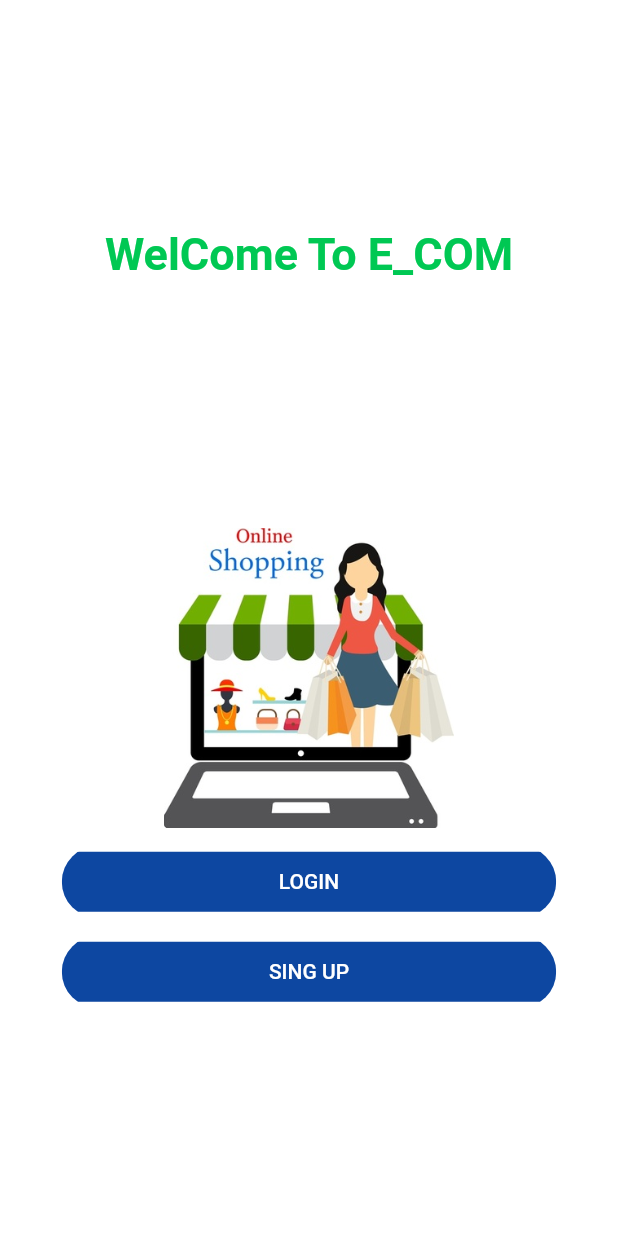
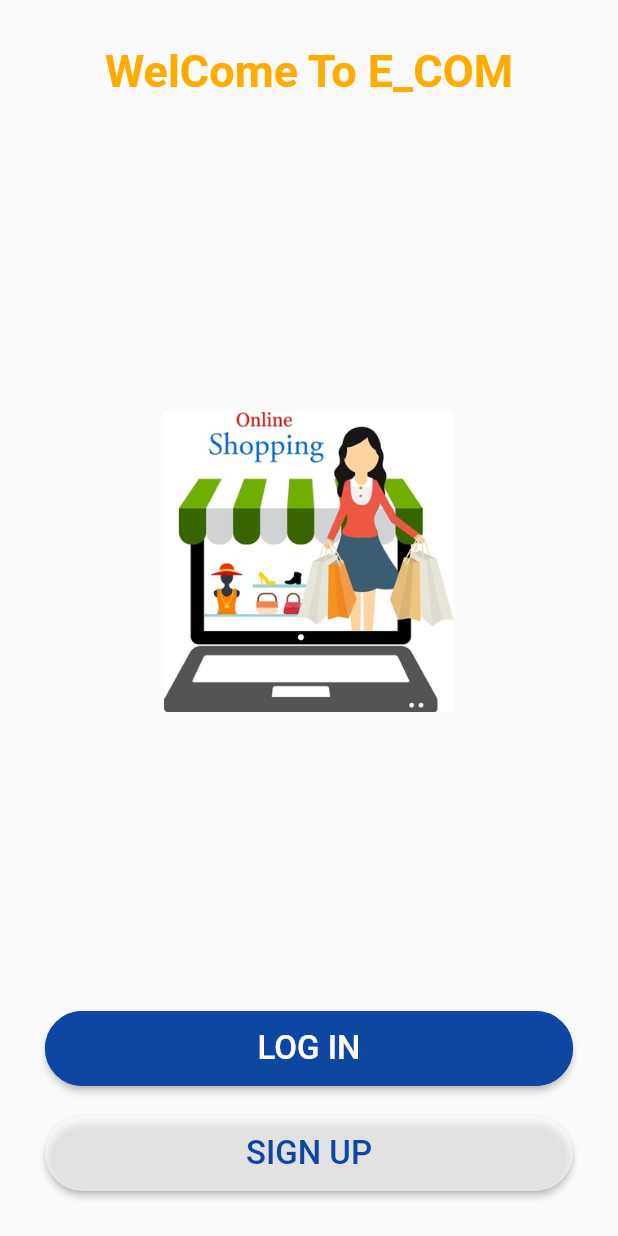
Before and after one commit to AbuNiaz/E_Com-Project, a Flutter app: the screen it shows after launch, on a phone screen of 412 x 824 dp. Run offline on Flutter 3.47's test engine with Material 2 defaults, Android fonts, the phone set to English and light mode, and no system bars.

Commit message:
first commit

```diff
--- a/lib/Screen/components/background.dart
+++ /dev/null
@@ -1,24 +0,0 @@
-import 'package:flutter/material.dart';
-
-class Background extends StatelessWidget {
-  final Widget child;
-  const Background({
-    Key? key,
-    required this.child,
-  }) : super(key: key);
-
-  @override
-  Widget build(BuildContext context) {
-    Size size = MediaQuery.of(context).size;
-    return Container(
-      height: size.height,
-      width: double.infinity,
-      child: Stack(
-        alignment: Alignment.center,
-        children: <Widget>[
-          child,
-        ],
-      ),
-    );
-  }
-}
--- a/lib/Screen/components/body.dart
+++ /dev/null
@@ -1,50 +0,0 @@
-import 'package:e_com/Screen/components/background.dart';
-import 'package:e_com/Screen/components/rounded_button.dart';
-import 'package:flutter/material.dart';
-
-class Body extends StatelessWidget {
-  const Body({Key? key}) : super(key: key);
-
-  @override
-  Widget build(BuildContext context) {
-    Size size = MediaQuery.of(context).size;
-    return Background(
-      child: Padding(
-        padding: const EdgeInsets.all(12.0),
-        child: Column(
-          mainAxisAlignment: MainAxisAlignment.center,
-          children: <Widget>[
-            Text(
-              "WelCome To E_COM",
-              style: TextStyle(
-                  fontSize: 30,
-                  fontWeight: FontWeight.bold,
-                  color: Colors.greenAccent.shade700),
-            ),
-            SizedBox(
-              height: size.height * 0.2,
-            ),
-            Image.asset(
-              "images/HomePic.jpg",
-              height: 200,
-              width: 200,
-            ),
-            Padding(
-              padding: const EdgeInsets.all(12.0),
-              child: RoundedButton(
-                text: "LOGIN",
-                press: () {},
-                static: Colors.blue.shade900,
-              ),
-            ),
-            RoundedButton(
-              text: "SING UP",
-              press: () {},
-              static: Colors.white,
-            ),
-          ],
-        ),
-      ),
-    );
-  }
-}
--- a/lib/Screen/components/rounded_button.dart
+++ /dev/null
@@ -1,36 +0,0 @@
-import 'package:flutter/material.dart';
-
-class RoundedButton extends StatelessWidget {
-  final String text;
-  final Function press;
-  final Color color, textColor, static;
-  RoundedButton(
-      {Key? key,
-      required this.text,
-      required this.press,
-      this.color = Colors.blue,
-      this.textColor = Colors.white,
-      required this.static})
-      : super(key: key);
-
-  @override
-  Widget build(BuildContext context) {
-    Size size = MediaQuery.of(context).size;
-    return Container(
-      margin: EdgeInsets.symmetric(horizontal: 10),
-      width: size.width * 0.8,
-      child: ClipRRect(
-        borderRadius: BorderRadius.circular(35),
-        child: FlatButton(
-          padding: EdgeInsets.symmetric(horizontal: 12, vertical: 12),
-          color: Colors.blue.shade900,
-          onPressed: () {},
-          child: Text(
-            text,
-            style: TextStyle(color: textColor),
-          ),
-        ),
-      ),
-    );
-  }
-}
--- a/lib/Screen/welcome_screen.dart
+++ /dev/null
@@ -1,13 +0,0 @@
-import 'package:e_com/Screen/components/body.dart';
-import 'package:flutter/material.dart';
-
-class WelcomeScreen extends StatelessWidget {
-  const WelcomeScreen({Key? key}) : super(key: key);
-
-  @override
-  Widget build(BuildContext context) {
-    return Scaffold(
-      body: Body(),
-    );
-  }
-}
--- a/lib/main.dart
+++ b/lib/main.dart
@@ -1,18 +1,106 @@
-import 'package:e_com/Screen/welcome_screen.dart';
+import 'package:e_com/login_screen.dart';
+import 'package:e_com/signup_screen.dart';
 import 'package:flutter/material.dart';
 
-void main() => runApp(MyApp());
+void main() {
+  runApp(MaterialApp(
+    debugShowCheckedModeBanner: false,
+    home: HomePage(),
+  ));
+}
 
-class MyApp extends StatelessWidget {
-  const MyApp({Key? key}) : super(key: key);
-
+class HomePage extends StatelessWidget {
   @override
   Widget build(BuildContext context) {
-    return MaterialApp(
-      debugShowCheckedModeBanner: false,
-      title: "Flutter Demo",
-      theme: ThemeData(scaffoldBackgroundColor: Colors.white),
-      home: WelcomeScreen(),
+    return Scaffold(
+      body: SafeArea(
+        child: Container(
+          width: double.infinity,
+          height: MediaQuery.of(context).size.height,
+          padding: EdgeInsets.symmetric(horizontal: 30, vertical: 30),
+          child: Column(
+            mainAxisAlignment: MainAxisAlignment.spaceBetween,
+            crossAxisAlignment: CrossAxisAlignment.center,
+            children: <Widget>[
+              Column(
+                children: <Widget>[
+                  Text(
+                    "WelCome To E_COM",
+                    style: TextStyle(
+                        fontSize: 30,
+                        fontWeight: FontWeight.bold,
+                        color: Colors.amberAccent.shade700),
+                  ),
+                  SizedBox(
+                    height: 10,
+                  ),
+                ],
+              ),
+              Container(
+                height: 200,
+                decoration: BoxDecoration(
+                  image: DecorationImage(
+                    image: AssetImage(
+                      "images/HomePic.jpg",
+                    ),
+                  ),
+                ),
+              ),
+              Column(
+                children: <Widget>[
+                  MaterialButton(
+                    minWidth: double.infinity,
+                    height: 50,
+                    color: Colors.blue.shade900,
+                    onPressed: () {
+                      Navigator.push(
+                        context,
+                        MaterialPageRoute(
+                          builder: (context) => LoginPage(),
+                        ),
+                      );
+                    },
+                    shape: RoundedRectangleBorder(
+                        side: BorderSide(color: Colors.blue.shade900),
+                        borderRadius: BorderRadius.circular(50)),
+                    child: Text(
+                      "LOG IN",
+                      style: TextStyle(
+                        color: Colors.white,
+                        fontSize: 22,
+                      ),
+                    ),
+                  ),
+                  SizedBox(
+                    height: 20,
+                  ),
+                  MaterialButton(
+                    minWidth: double.infinity,
+                    height: 50,
+                    onPressed: () {
+                      Navigator.push(
+                        context,
+                        MaterialPageRoute(
+                          builder: (context) => SignUpPage(),
+                        ),
+                      );
+                    },
+                    color: Colors.white60,
+                    shape: RoundedRectangleBorder(
+                      borderRadius: BorderRadius.circular(50),
+                    ),
+                    child: Text(
+                      "SIGN UP",
+                      style:
+                          TextStyle(fontSize: 22, color: Colors.blue.shade900),
+                    ),
+                  ),
+                ],
+              ),
+            ],
+          ),
+        ),
+      ),
     );
   }
 }
```
Also changed, not shown: lib/login_screen.dart (added, +86 -0 lines), lib/signup_screen.dart (added, +10 -0 lines).
